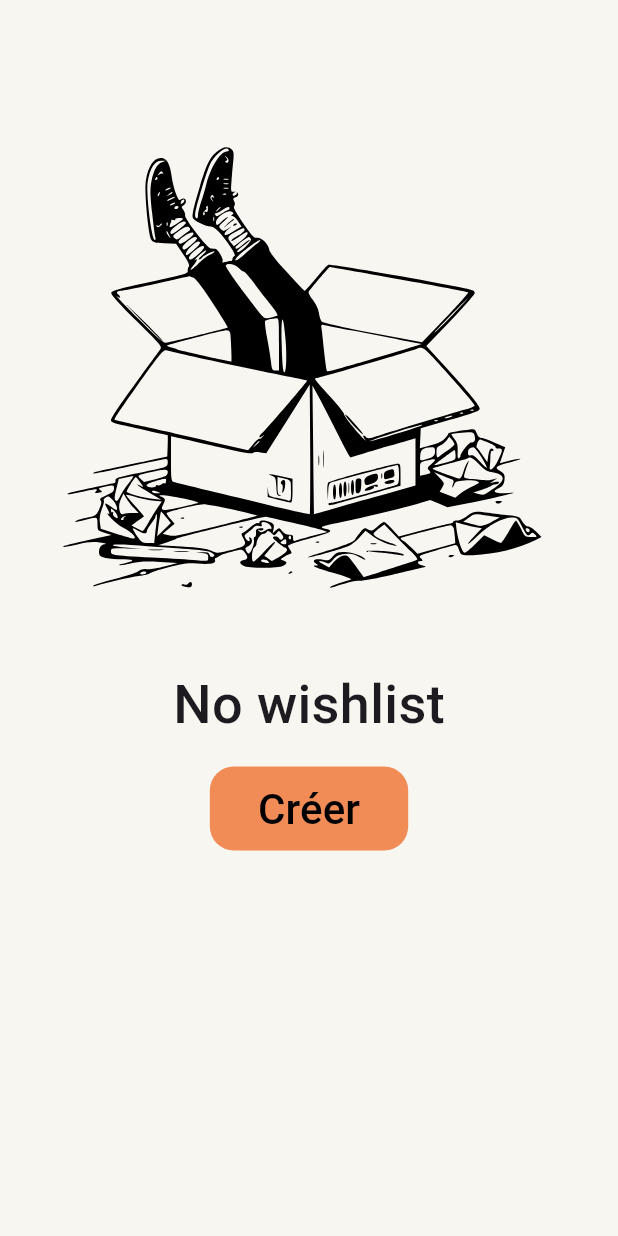
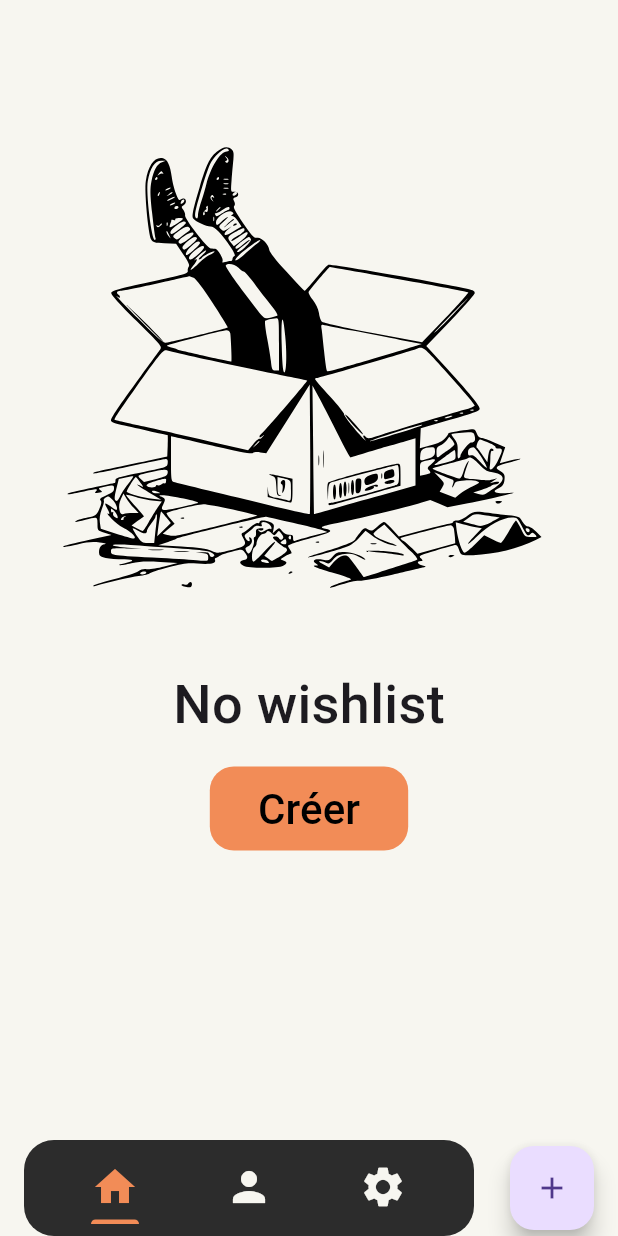
Before and after one commit to Raphael-Mssn/wishlist, a Flutter app: the screen it shows after launch, on a phone screen of 412 x 824 dp. Run offline on Flutter 3.47's test engine with Material 3 defaults, Android fonts, the phone set to English and light mode, and no system bars; our stand-ins replace equatable, flutter_svg, gap, google_fonts; generated files the repository leaves out were written again; Roboto replaces fonts that are missing (Truculenta).

Commit message:
feat: use AppScaffold in HomeScreen

```diff
--- a/wishlist/lib/modules/view/home_screen.dart
+++ b/wishlist/lib/modules/view/home_screen.dart
@@ -3,7 +3,9 @@ import 'package:flutter_svg/flutter_svg.dart';
 import 'package:gap/gap.dart';
 import 'package:google_fonts/google_fonts.dart';
 import 'package:wishlist/l10n/l10n.dart';
+import 'package:wishlist/shared/theme/widgets/app_scaffold.dart';
 import 'package:wishlist/shared/theme/widgets/primary_button.dart';
+import 'package:wishlist/shared/widgets/floating_nav_bar.dart';
 
 class HomeScreen extends StatelessWidget {
   const HomeScreen({super.key});
@@ -12,7 +14,7 @@ class HomeScreen extends StatelessWidget {
   Widget build(BuildContext context) {
     final l10n = context.l10n;
 
-    return Scaffold(
+    return AppScaffold(
       body: SafeArea(
         child: Center(
           child: Column(
@@ -38,6 +40,13 @@ class HomeScreen extends StatelessWidget {
           ),
         ),
       ),
+      floatingActionButton: FloatingActionButton(
+        onPressed: () {
+          // Action à réaliser lors du clic sur le bouton
+        },
+        child: const Icon(Icons.add),
+      ),
+      bottomNavigationBar: const FloatingNavBar(),
     );
   }
 }
```
